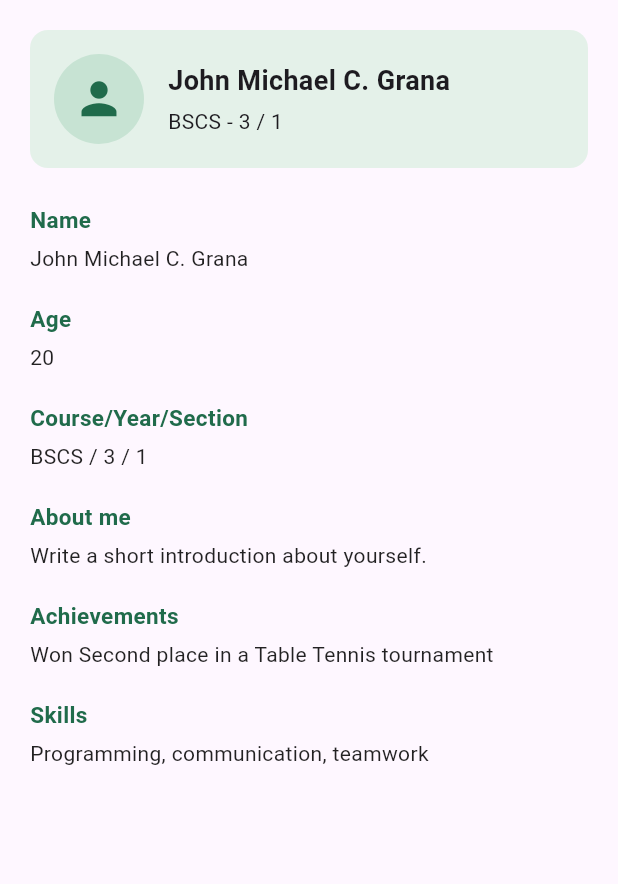
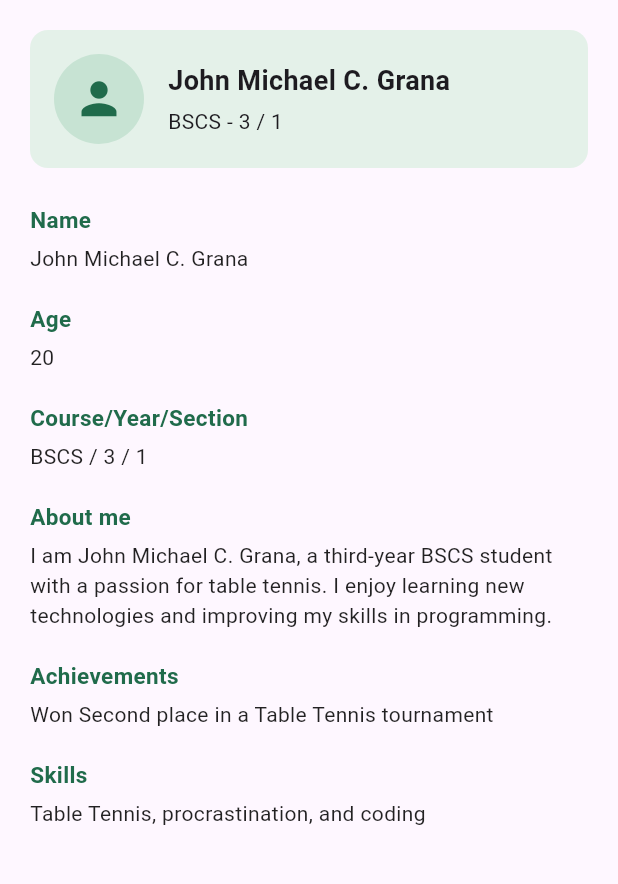
Before and after one commit to johnmichaelgrana/dcit26-compilation, a Flutter app: the screen it shows after launch, on a phone screen of 412 x 824 dp, the part 84-968 px from its top. Run offline on Flutter 3.47's test engine with Material 3 defaults, Android fonts, the phone set to English and light mode, and no system bars; our stand-ins replace material_ui; accounts and stored records are empty.

Commit message:
Updated laboratory files

```diff
--- a/lab2_student_profile/lib/main.dart
+++ b/lab2_student_profile/lib/main.dart
@@ -87,7 +87,7 @@ class StudentProfilePage extends StatelessWidget {
               ),
               profileField(
                 'About me',
-                'Write a short introduction about yourself.',
+                'I am John Michael C. Grana, a third-year BSCS student with a passion for table tennis. I enjoy learning new technologies and improving my skills in programming.',
               ),
               profileField(
                 'Achievements',
@@ -95,7 +95,7 @@ class StudentProfilePage extends StatelessWidget {
               ),
               profileField(
                 'Skills',
-                'Programming, communication, teamwork',
+                'Table Tennis, procrastination, and coding',
               ),
             ],
           ),
--- a/lab6_products/lib/screens/product_list_screen.dart
+++ b/lab6_products/lib/screens/product_list_screen.dart
@@ -27,7 +27,8 @@ class ProductListScreen extends StatelessWidget {
       description:
           'Adjustable desk lamp for studying and reading.',
       rating: 4.7,
-    ),Product(
+    ),
+    Product(
       id: 'P004',
       title: 'PS5',
       description:
```
